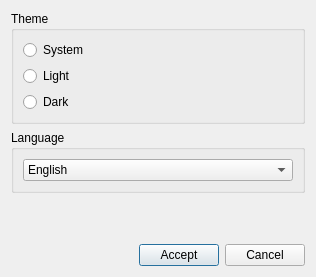
EduardZherdiev/PowerSubstationMonitoring, file settingsdialog.ui: the form before one commit.
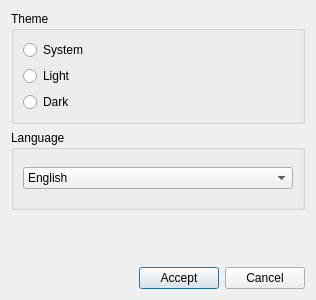
The form after the commit.

Commit message: fix: made normal sizes for groupBoxes

The edit to the form file:
```diff
--- a/settingsdialog.ui
+++ b/settingsdialog.ui
@@ -7,9 +7,15 @@
     <x>0</x>
     <y>0</y>
     <width>316</width>
-    <height>277</height>
+    <height>300</height>
    </rect>
   </property>
+  <property name="minimumSize">
+   <size>
+    <width>316</width>
+    <height>300</height>
+   </size>
+  </property>
   <property name="windowTitle">
    <string>Settings</string>
   </property>
@@ -60,7 +66,19 @@
     </widget>
    </item>
    <item>
-    <widget class="QGroupBox" name="languageGroupBox">
+   <widget class="QGroupBox" name="languageGroupBox">
+     <property name="sizePolicy">
+      <sizepolicy hsizetype="Preferred" vsizetype="Fixed">
+       <horstretch>0</horstretch>
+       <verstretch>0</verstretch>
+      </sizepolicy>
+     </property>
+     <property name="minimumSize">
+      <size>
+       <width>0</width>
+       <height>80</height>
+      </size>
+     </property>
      <property name="title">
       <string>Language</string>
      </property>
```
The commit also changes 5 other files.
